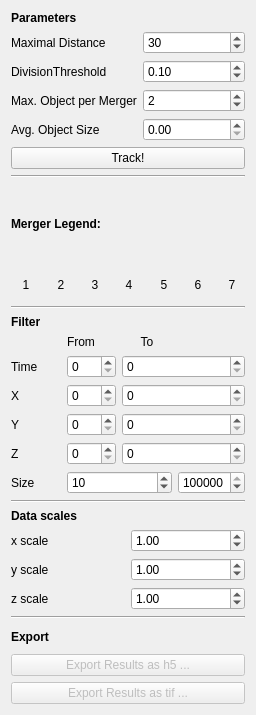
Above: ilastik/applets/tracking/conservation/drawer.ui from ilastik/ilastik before the change. Below: the same form after it.
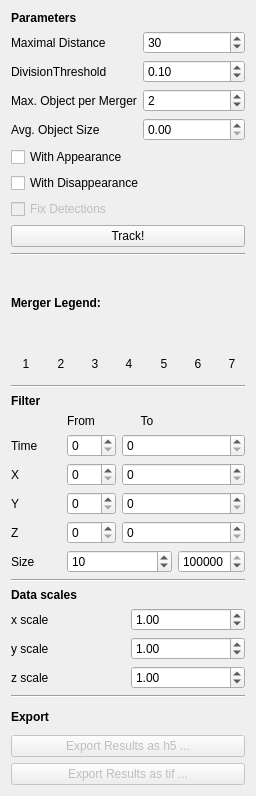
That is the form after the change.

Commit message: conservation tracking: added option to allow for appearance/disappearance

What changed in the file:
```diff
--- a/ilastik/applets/tracking/conservation/drawer.ui
+++ b/ilastik/applets/tracking/conservation/drawer.ui
@@ -7,7 +7,7 @@
     <x>0</x>
     <y>0</y>
     <width>256</width>
-    <height>715</height>
+    <height>796</height>
    </rect>
   </property>
   <property name="sizePolicy">
@@ -125,6 +125,30 @@
        </item>
       </layout>
      </item>
+     <item>
+      <widget class="QCheckBox" name="appBox">
+       <property name="text">
+        <string>With Appearance</string>
+       </property>
+      </widget>
+     </item>
+     <item>
+      <widget class="QCheckBox" name="disappBox">
+       <property name="text">
+        <string>With Disappearance</string>
+       </property>
+      </widget>
+     </item>
+     <item>
+      <widget class="QCheckBox" name="fixDetectionsBox">
+       <property name="enabled">
+        <bool>false</bool>
+       </property>
+       <property name="text">
+        <string>Fix Detections</string>
+       </property>
+      </widget>
+     </item>
      <item>
       <widget class="QPushButton" name="TrackButton">
        <property name="styleSheet">
```
The commit also changes 2 other files.
